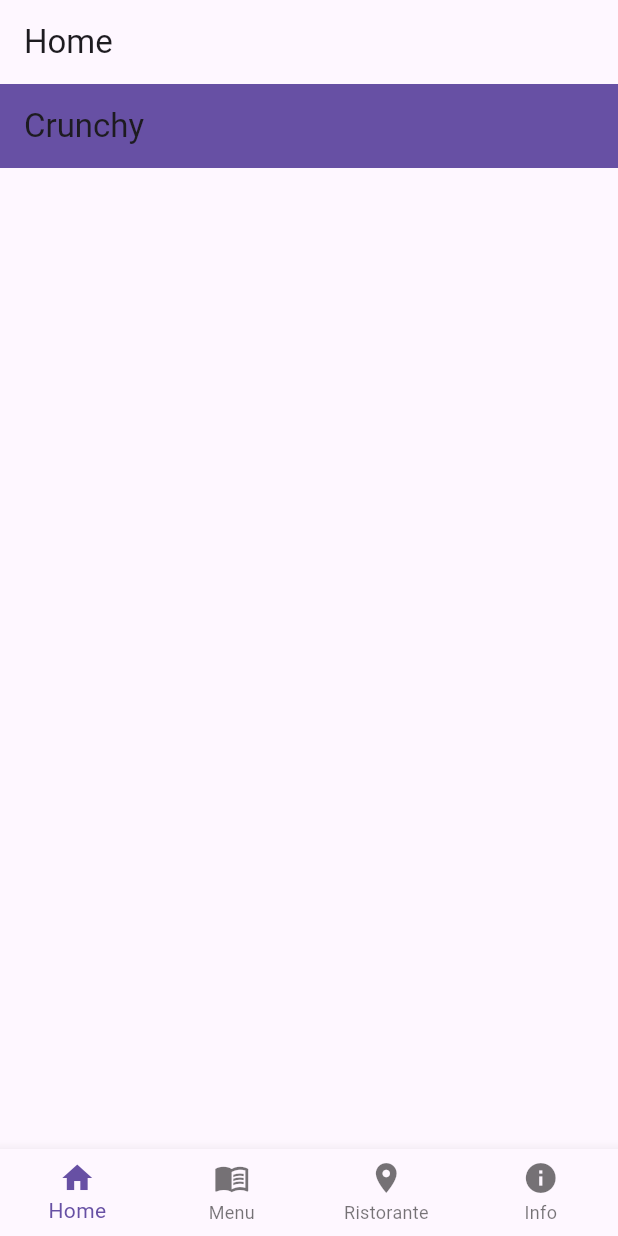
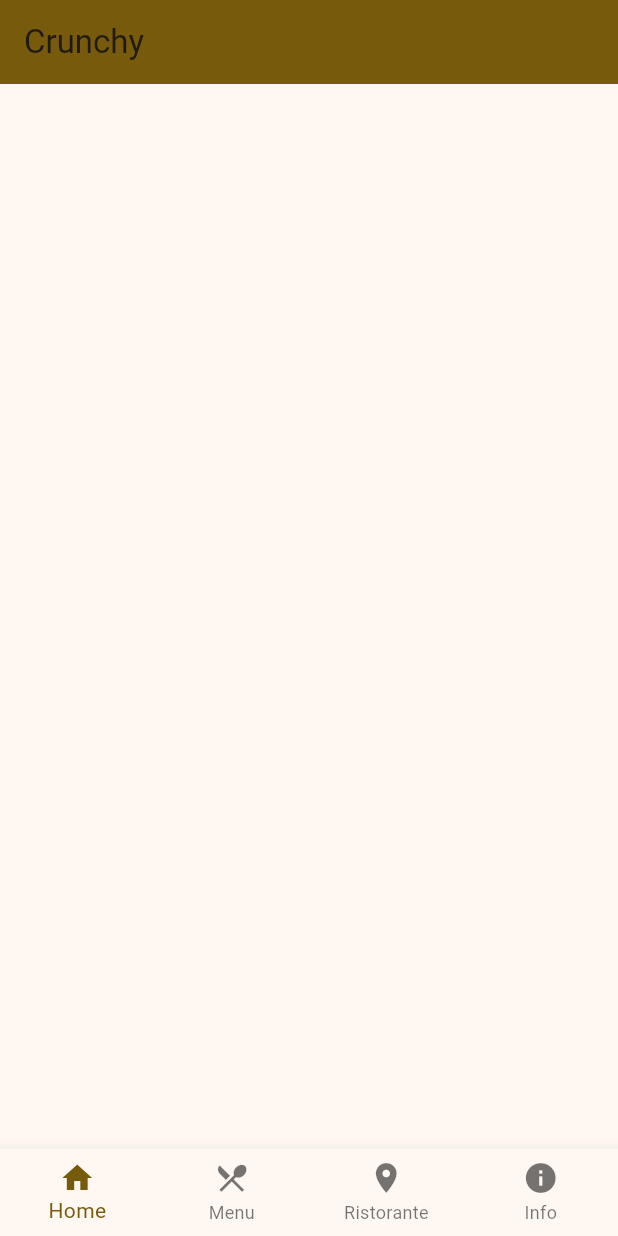
Before and after one commit to AandreaSp/crunchy, a Flutter app: the screen it shows after launch, on a phone screen of 412 x 824 dp. Run offline on Flutter 3.47's test engine with Material 3 defaults, Android fonts, the phone set to English and light mode, and no system bars.

Commit message:
modifica tema

```diff
--- a/lib/bottom_bar.dart
+++ b/lib/bottom_bar.dart
@@ -21,12 +21,15 @@ class _CrunchyShellState extends State<CrunchyBottomBar> {
     // InfoPage(),
   ];
 
-  final _titles = const ['Home', 'Menu', 'Location', 'Info'];
+  final _titles = const ['Crunchy', 'Menu', 'Location', 'Info'];
 
   @override
   Widget build(BuildContext context) {
     return Scaffold(
-      appBar: AppBar(title: Text(_titles[_currentIndex])),
+      appBar: AppBar(
+        title: Text(_titles[_currentIndex]),
+        backgroundColor: Theme.of(context).colorScheme.primary,
+      ),
       body: _pages[_currentIndex],
       bottomNavigationBar: BottomNavigationBar(
         currentIndex: _currentIndex,
@@ -39,7 +42,7 @@ class _CrunchyShellState extends State<CrunchyBottomBar> {
             tooltip: 'Vai alla Home',
           ),
           BottomNavigationBarItem(
-            icon: Icon(Icons.menu_book),
+            icon: Icon(Icons.restaurant_menu),
             label: 'Menu',
             tooltip: 'Guarda il menù',
           ),
--- a/lib/home.dart
+++ b/lib/home.dart
@@ -5,10 +5,7 @@ class HomePage extends StatelessWidget {
   @override
   Widget build(BuildContext context) {
     return Scaffold(
-      appBar: AppBar(
-        title: const Text('Crunchy'),
-        backgroundColor: Theme.of(context).colorScheme.primary,
-      ),
+
     );
   }
 }
--- a/lib/main.dart
+++ b/lib/main.dart
@@ -8,7 +8,12 @@ class CrunchyApp extends StatelessWidget {
   @override
   Widget build(BuildContext context) {
     return MaterialApp(
-      theme: ThemeData(useMaterial3: true),
+      theme: ThemeData(
+        colorScheme: ColorScheme.fromSeed(
+          seedColor: Colors.amber,
+          brightness: Brightness.light,
+        ),
+      ),
       home: const CrunchyBottomBar(),
     );
   }
```
